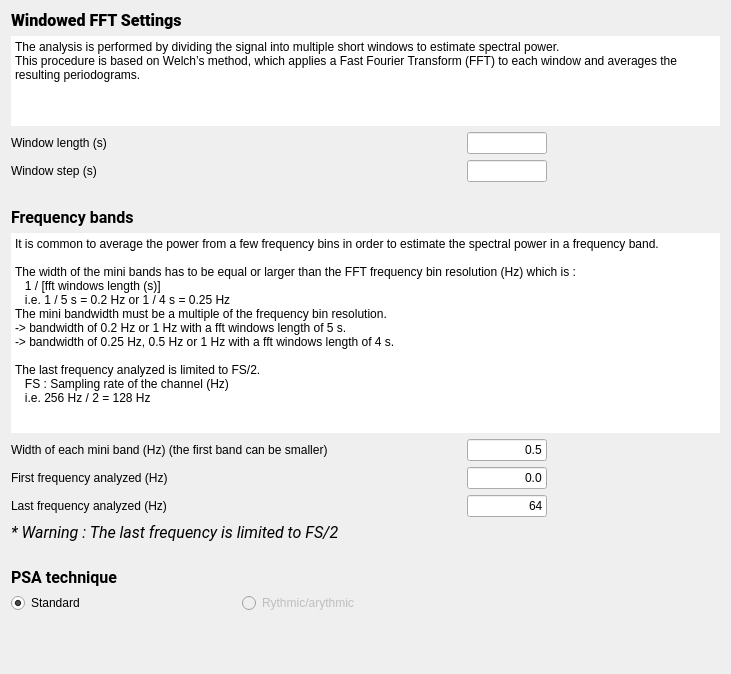
Old version of the form tools/CEAMSTools/PowerSpectralAnalysis/SpectralSettings/Ui_SpectralSettings.ui in the repository SnoozToolbox/snooz-package-ceams.
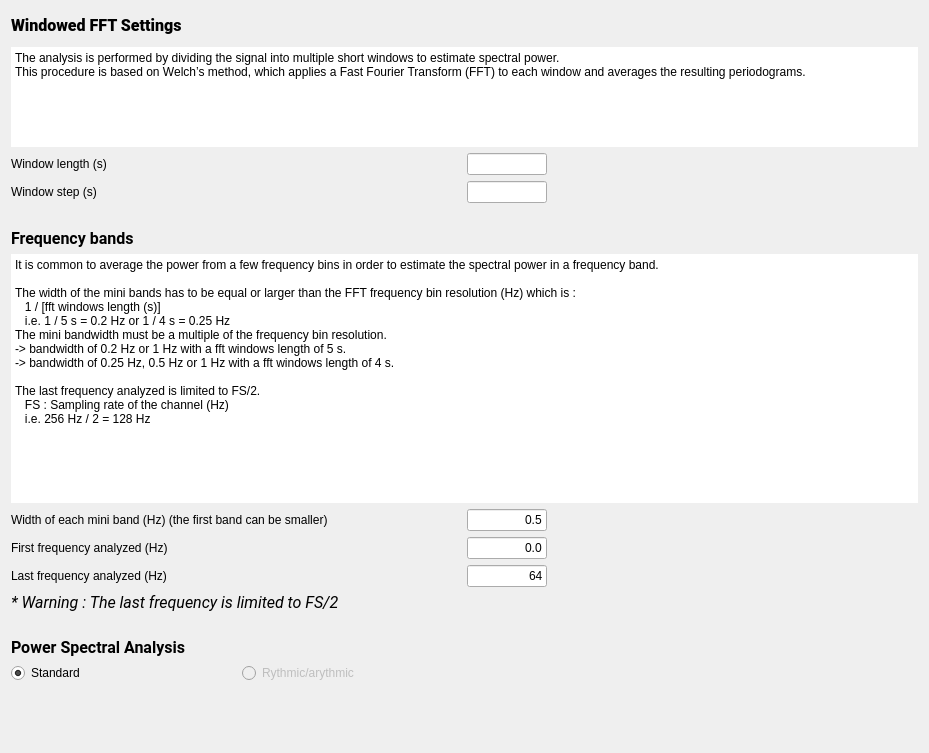
New version of the form.

Commit message: Conditionally set y-axis label for log scale for the too to Visualize EEG Spectral Power.

```diff
--- a/tools/CEAMSTools/PowerSpectralAnalysis/SpectralSettings/Ui_SpectralSettings.ui
+++ b/tools/CEAMSTools/PowerSpectralAnalysis/SpectralSettings/Ui_SpectralSettings.ui
@@ -6,8 +6,8 @@
    <rect>
     <x>0</x>
     <y>0</y>
-    <width>727</width>
-    <height>674</height>
+    <width>929</width>
+    <height>753</height>
    </rect>
   </property>
   <property name="minimumSize">
@@ -476,7 +476,7 @@
         </font>
        </property>
        <property name="text">
-        <string>&lt;html&gt;&lt;head/&gt;&lt;body&gt;&lt;p&gt;&lt;span style=&quot; font-weight:600;&quot;&gt;PSA technique&lt;/span&gt;&lt;/p&gt;&lt;/body&gt;&lt;/html&gt;</string>
+        <string>&lt;html&gt;&lt;head/&gt;&lt;body&gt;&lt;p&gt;&lt;span style=&quot; font-weight:600;&quot;&gt;Power Spectral Analysis&lt;/span&gt;&lt;/p&gt;&lt;/body&gt;&lt;/html&gt;</string>
        </property>
       </widget>
      </item>
```
The commit also changes 2 other files.
